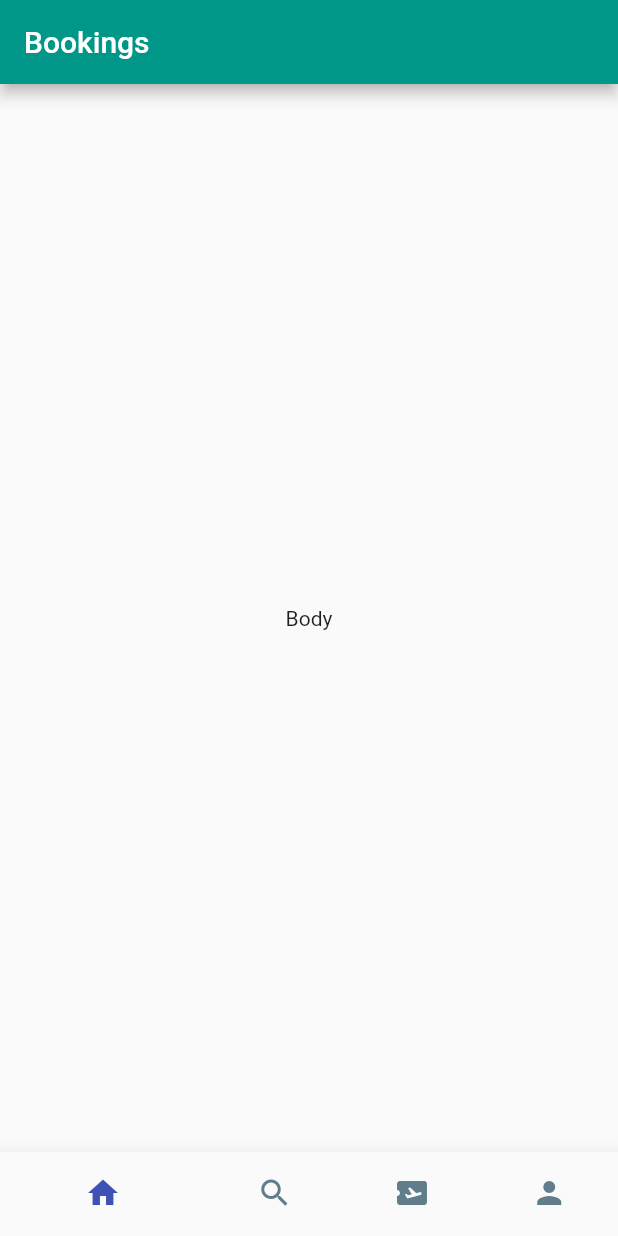
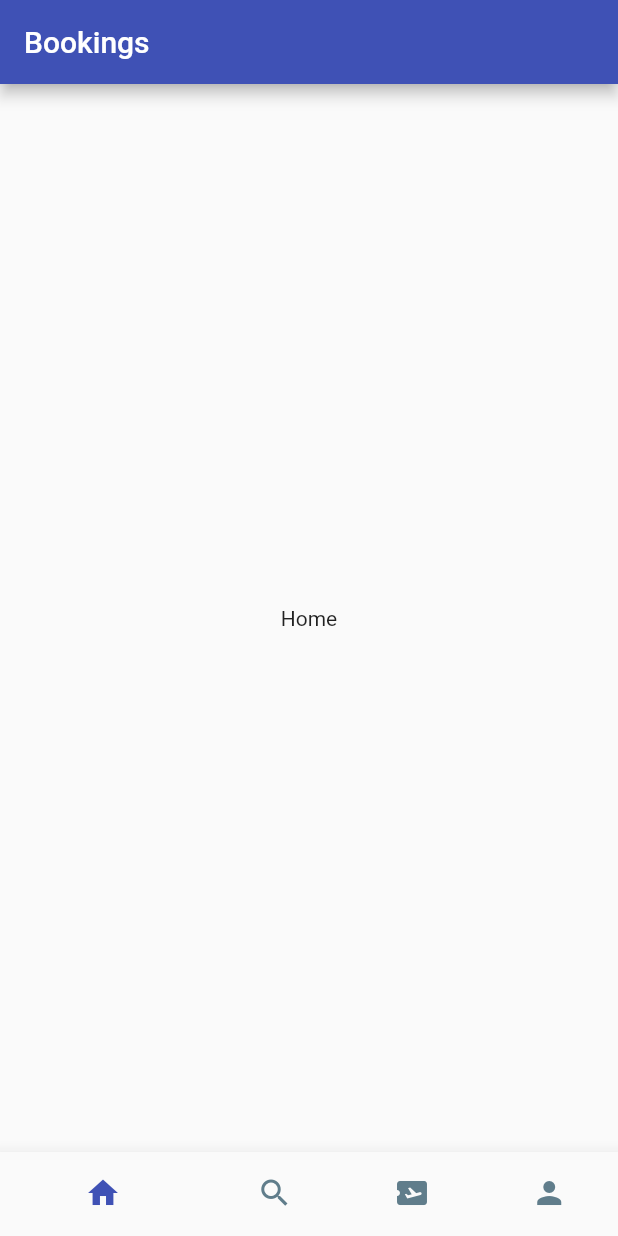
Before and after one commit to greenervigil/flutter_app, a Flutter app: the screen it shows after launch, on a phone screen of 412 x 824 dp. Run offline on Flutter 3.47's test engine with Material 2 defaults, Android fonts, the phone set to English and light mode, and no system bars.

Commit message:
adding navigation click functionality

```diff
--- a/lib/main.dart
+++ b/lib/main.dart
@@ -14,7 +14,7 @@ class MyApp extends StatelessWidget {
     return MaterialApp(
       title: 'Booking App',
       theme: ThemeData(
-        primarySwatch: Colors.teal,
+        primarySwatch: Colors.indigo,
       ),
       home: const BottomBar(),
     );
--- a/lib/screens/bottom_bar.dart
+++ b/lib/screens/bottom_bar.dart
@@ -8,16 +8,31 @@ class BottomBar extends StatefulWidget {
 }
 
 class _BottomBarState extends State<BottomBar> {
+  int _selectedIndex = 0;
+
+  static final List<Widget> _widgetOptions = <Widget>[
+    const Text('Home'),
+    const Text('Search'),
+    const Text('tickets'),
+    const Text('Profile')
+  ];
+
+  void _onTabItem(int index) {
+    setState(() {
+      _selectedIndex = index;
+    });
+  }
+
   @override
   Widget build(BuildContext context) {
     return Scaffold(
       appBar: AppBar(
         title: const Text('Bookings'),
       ),
-      body: const Center(
-        child: Text('Body'),
-      ),
+      body: Center(child: _widgetOptions[_selectedIndex]),
       bottomNavigationBar: BottomNavigationBar(
+          currentIndex: _selectedIndex,
+          onTap: _onTabItem,
           elevation: 10,
           showSelectedLabels: false,
           showUnselectedLabels: false,
```
